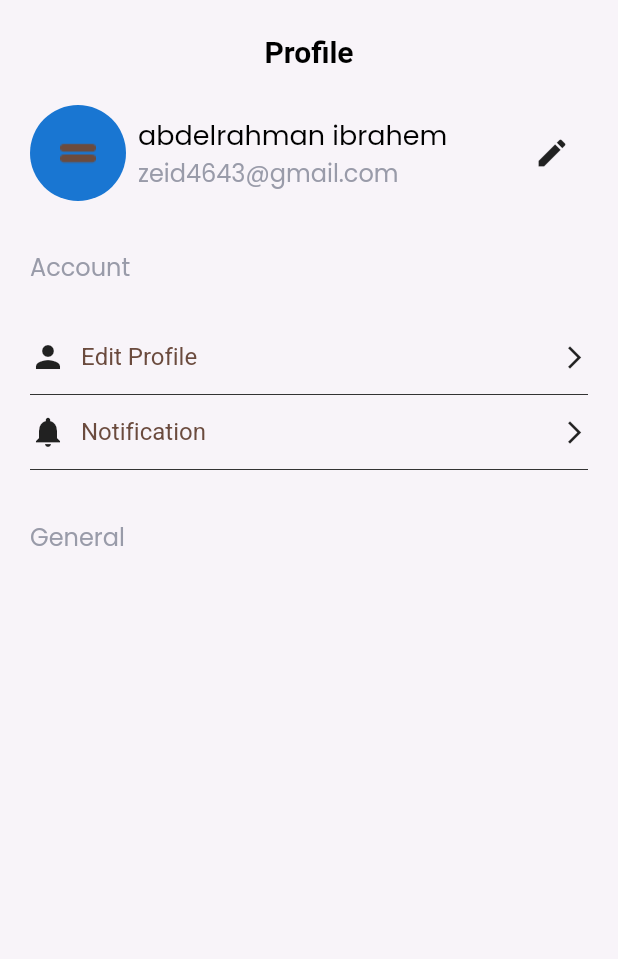
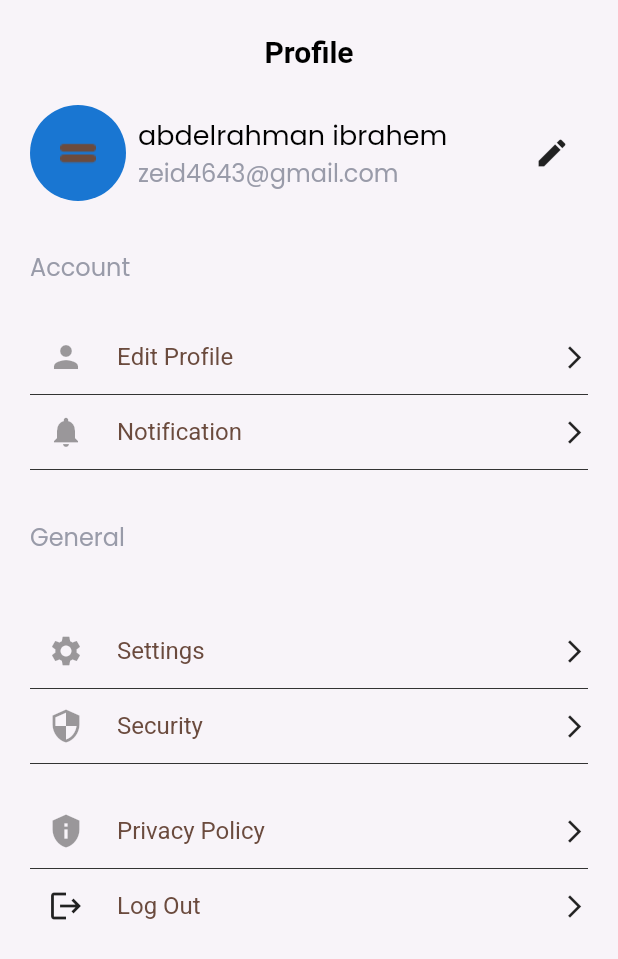
Before and after one commit to AbdelrahmanZeid/DalelApp, a Flutter app: the ProfileView screen opened directly, on a phone screen of 412 x 824 dp. Shown: the top 959 px of the screen. Run offline on Flutter 3.47's test engine with Material 2 defaults, Android fonts, the phone set to English and light mode, and no system bars; our stand-ins replace cloud_firestore, firebase_auth, firebase_core, flutter_bloc, flutter_svg, get_it and 3 more; accounts and stored records are empty; Roboto replaces fonts that are missing (Heboo).

Commit message:
add data to firestore

```diff
--- a/lib/features/auth/presentation/widgets/sign_up_fields.dart
+++ b/lib/features/auth/presentation/widgets/sign_up_fields.dart
@@ -99,6 +99,7 @@ class _SignUpFieldsState extends State<SignUpFields> {
                             color: AppColor.primaryColor,
                             onPressed: () {
                               if (auth.signUpFormKey.currentState!.validate()) {
+
                                 auth.signUpWithEmailAndPassword();
                               }
                             },
--- a/lib/features/auth/view_model/cubits/auth_cubit.dart
+++ b/lib/features/auth/view_model/cubits/auth_cubit.dart
@@ -1,3 +1,4 @@
+import 'package:cloud_firestore/cloud_firestore.dart';
 import 'package:dalel/features/auth/view_model/cubits/auth_states.dart';
 import 'package:firebase_auth/firebase_auth.dart';
 import 'package:flutter/material.dart';
@@ -20,6 +21,17 @@ class AuthCubit extends Cubit<AuthStates> {
   String? password;
   bool textVisable = true;
   bool isActive = false;
+
+  Future<void> addUser() async {
+    CollectionReference users = FirebaseFirestore.instance.collection('users');
+
+    await users.add({
+      "email": emailAddress!,
+      "firstname": firstName!,
+      "lastname": lastName!,
+    });
+  }
+
   signUpWithEmailAndPassword() async {
     try {
       emit(
@@ -30,6 +42,7 @@ class AuthCubit extends Cubit<AuthStates> {
         email: emailAddress!,
         password: password!,
       );
+      await addUser();
       emit(
         SignUpSuccessState(),
       );
--- a/lib/features/profile/presentation/views/profile_view.dart
+++ b/lib/features/profile/presentation/views/profile_view.dart
@@ -3,6 +3,8 @@ import 'package:dalel/core/utils/app_color.dart';
 import 'package:dalel/core/utils/app_strings.dart';
 import 'package:dalel/core/utils/app_text_style.dart';
 import 'package:dalel/features/profile/presentation/widgets/custom_edit_profile_widget.dart';
+import 'package:dalel/features/profile/presentation/widgets/custom_profile_item.dart';
+import 'package:firebase_auth/firebase_auth.dart';
 import 'package:flutter/material.dart';
 
 class ProfileView extends StatelessWidget {
@@ -40,8 +42,7 @@ class ProfileViewBody extends StatelessWidget {
                 style: AppTextStyle.onBoardingTitleStyle().copyWith(
                     fontSize: 20,
                     fontWeight: FontWeight.w700,
-                  fontFamily: "Heboo"
-                ),
+                    fontFamily: "Heboo"),
               ),
             ),
           ),
@@ -73,7 +74,7 @@ class ProfileViewBody extends StatelessWidget {
               height: 24,
             ),
           ),
-          const SliverToBoxAdapter(
+          SliverToBoxAdapter(
             child: Column(
               children: [
                 CustomProfileItem(
@@ -96,7 +97,6 @@ class ProfileViewBody extends StatelessWidget {
                 ),
               ],
             ),
-
           ),
           const SliverToBoxAdapter(
             child: SizedBox(
@@ -113,47 +113,61 @@ class ProfileViewBody extends StatelessWidget {
               ),
             ),
           ),
+          const SliverToBoxAdapter(
+            child: SizedBox(
+              height: 20,
+            ),
+          ),
+          SliverToBoxAdapter(
+            child: Padding(
+              padding: const EdgeInsets.symmetric(vertical: 20,),
+              child: Column(
+                mainAxisAlignment: MainAxisAlignment.spaceBetween,
+                children: [
+                  CustomProfileItem(
+                    preIconData: Icons.settings,
+                    postIconData: Icons.arrow_forward_ios,
+                    text: AppStrings.settings,
+                  ),
+                  const Divider(
+                    color: AppColor.black,
+                    height: 2,
+                  ),
+                  CustomProfileItem(
+                    preIconData: Icons.security,
+                    postIconData: Icons.arrow_forward_ios,
+                    text: AppStrings.security,
+                  ),
+                  const Divider(
+                    color: AppColor.black,
+                    height: 2,
+                  ),
                 ],
               ),
-    );
-  }
-}
-
-class CustomProfileItem extends StatelessWidget {
-  const CustomProfileItem(
-      {super.key,
-      required this.preIconData,
-      required this.postIconData,
-      required this.text});
-  final IconData preIconData;
-  final IconData postIconData;
-  final String text;
-  @override
-  Widget build(BuildContext context) {
-    return SizedBox(
-      width: 375,
-      height: 48,
-      child: Row(
-        children: [
-          Icon(
-            preIconData,
-          ),
-          const SizedBox(
-            width: 10,
-          ),
-          Text(
-            text,
-            style: AppTextStyle.onBoardingTitleStyle().copyWith(
-              fontSize: 16,
-              fontWeight: FontWeight.w400,
-              color: AppColor.splashTextColor,
-              fontFamily: "Heebo"
             ),
           ),
-          const Spacer(),
-          Icon(
-            postIconData,
-            size: 18,
+          SliverToBoxAdapter(
+            child: Column(
+              children: [
+                CustomProfileItem(
+                  preIconData: Icons.privacy_tip,
+                  postIconData: Icons.arrow_forward_ios,
+                  text: AppStrings.privacyPolicy,
+                ),
+                const Divider(
+                  color: AppColor.black,
+                  height: 2,
+                ),
+                CustomProfileItem(
+                  preIconData: Icons.logout,
+                  postIconData: Icons.arrow_forward_ios,
+                  text: AppStrings.logOut,
+                  onPressed: () {
+                    FirebaseAuth.instance.signOut();
+                  },
+                ),
+              ],
+            ),
           ),
         ],
       ),
--- a/lib/features/profile/presentation/widgets/custom_profile_item.dart
+++ b/lib/features/profile/presentation/widgets/custom_profile_item.dart
@@ -0,0 +1,47 @@
+import 'package:dalel/core/utils/app_color.dart';
+import 'package:dalel/core/utils/app_text_style.dart';
+import 'package:flutter/material.dart';
+
+class CustomProfileItem extends StatelessWidget {
+   CustomProfileItem(
+      {super.key,
+      required this.preIconData,
+      required this.postIconData,
+      required this.text,
+      this.onPressed});
+  final IconData preIconData;
+  final IconData postIconData;
+  final String text;
+  Function()? onPressed;
+  @override
+  Widget build(BuildContext context) {
+    return SizedBox(
+      width: 375,
+      height: 48,
+      child: Row(
+        children: [
+          IconButton(
+            onPressed: onPressed,
+            icon: Icon(preIconData),
+          ),
+          const SizedBox(
+            width: 10,
+          ),
+          Text(
+            text,
+            style: AppTextStyle.onBoardingTitleStyle().copyWith(
+                fontSize: 16,
+                fontWeight: FontWeight.w400,
+                color: AppColor.splashTextColor,
+                fontFamily: "Heebo"),
+          ),
+          const Spacer(),
+          Icon(
+            postIconData,
+            size: 18,
+          ),
+        ],
+      ),
+    );
+  }
+}
--- a/lib/main.dart
+++ b/lib/main.dart
@@ -1,20 +1,21 @@
 import 'package:dalel/core/database/cache/cache_helper.dart';
 import 'package:dalel/core/services/service_locator.dart';
-import 'package:dalel/core/utils/app_functions.dart';
-import 'package:dalel/dalel.dart';
+ import 'package:dalel/dalel.dart';
 import 'package:dalel/firebase_options.dart';
 import 'package:firebase_core/firebase_core.dart';
 import 'package:flutter/material.dart';
 
 main() async {
   WidgetsFlutterBinding.ensureInitialized();
-  setup();
-  await getIt<CascheHelper>().init();
 
   await Firebase.initializeApp(
     options: DefaultFirebaseOptions.currentPlatform,
   );
-  checkUserState();
+  setup();
+  await getIt<CascheHelper>().init();
+
+
+ // checkUserState();
   runApp(
     const Dalel(),
   );
--- a/pubspec.yaml
+++ b/pubspec.yaml
@@ -38,6 +38,8 @@ dependencies:
   flutter_bloc: ^8.1.3
   firebase_auth: ^4.13.0
   flutter_svg: ^2.0.9
+  cloud_firestore: ^4.13.1
+
 
 
 dev_dependencies:
```
Also changed, not shown: pubspec.lock, 4 other files. Lines whose indentation alone changed are shown as unchanged.
